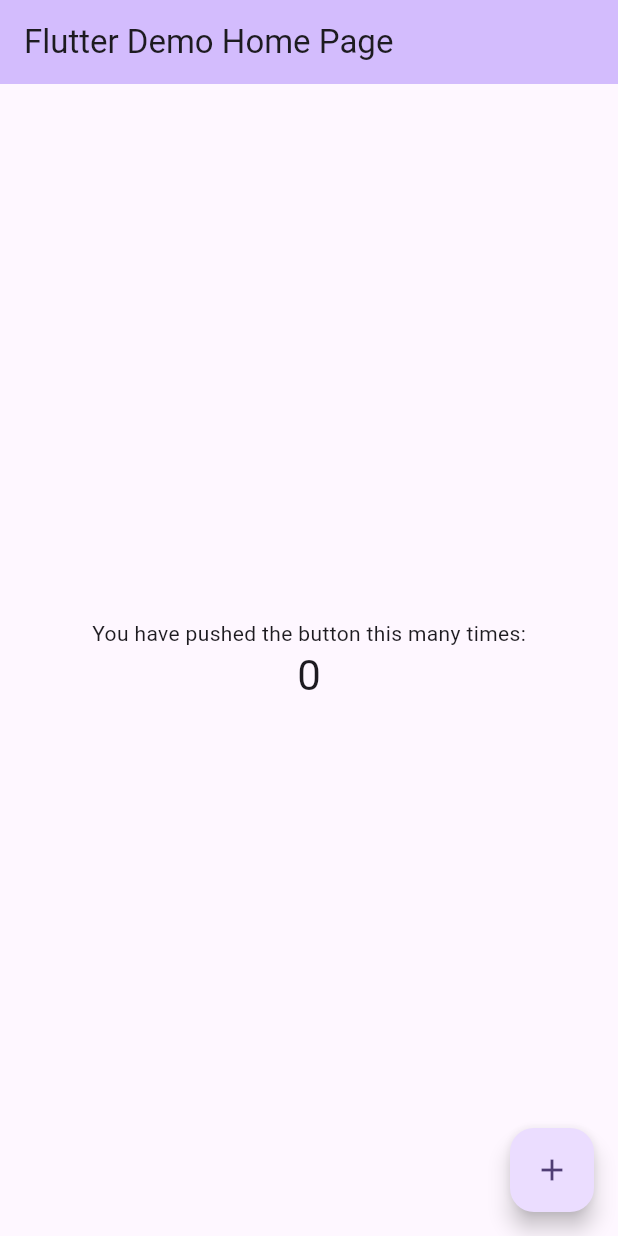
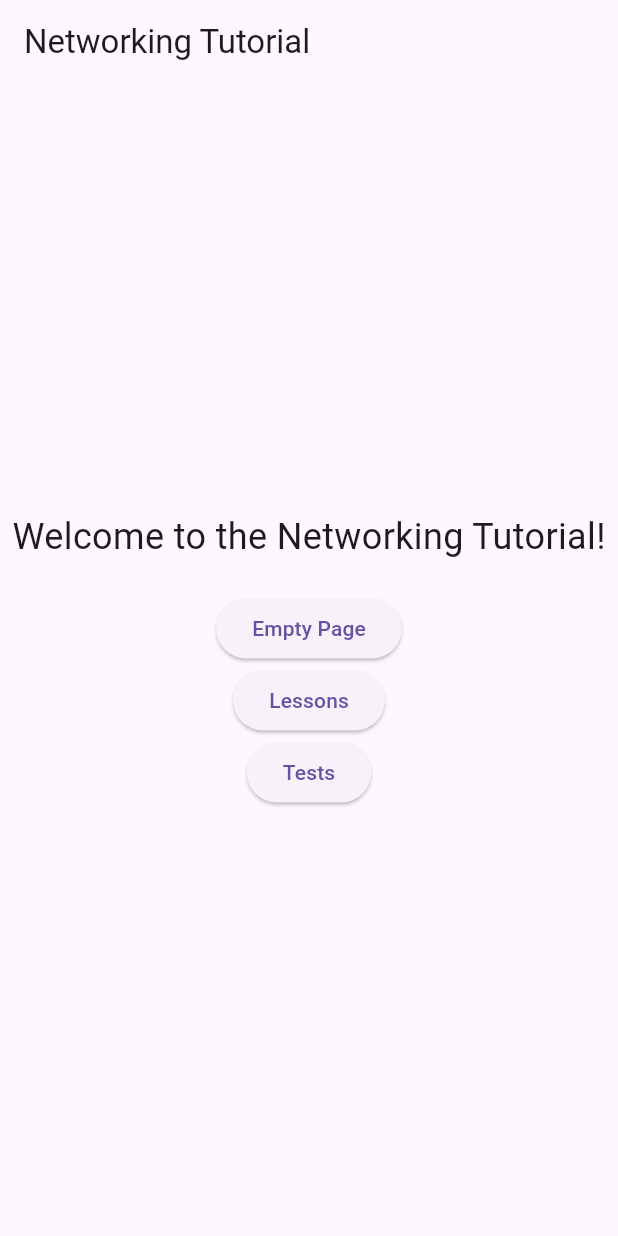
Before and after one commit to Kreatbox/learning_network, a Flutter app: the screen it shows after launch, on a phone screen of 412 x 824 dp. Run offline on Flutter 3.47's test engine with Material 3 defaults, Android fonts, the light colour scheme and no system bars.

Commit message:
"Refactored main.dart to remove demo code and add navigation to new pages; updated widget_test.dart to match changes"

```diff
--- /dev/null
+++ b/lib/layouts/empty_page.dart
@@ -0,0 +1,15 @@
+import 'package:flutter/material.dart';
+
+class EmptyPage extends StatelessWidget {
+  @override
+  Widget build(BuildContext context) {
+    return Scaffold(
+      appBar: AppBar(
+        title: Text('Empty Page'),
+      ),
+      body: Center(
+        child: Text('This is an empty page'),
+      ),
+    );
+  }
+}
--- /dev/null
+++ b/lib/layouts/lessons_page.dart
@@ -0,0 +1,15 @@
+import 'package:flutter/material.dart';
+
+class LessonsPage extends StatelessWidget {
+  @override
+  Widget build(BuildContext context) {
+    return Scaffold(
+      appBar: AppBar(
+        title: Text('Lessons'),
+      ),
+      body: Center(
+        child: Text('This is the lessons page'),
+      ),
+    );
+  }
+}
--- /dev/null
+++ b/lib/layouts/tests_page.dart
@@ -0,0 +1,15 @@
+import 'package:flutter/material.dart';
+
+class TestsPage extends StatelessWidget {
+  @override
+  Widget build(BuildContext context) {
+    return Scaffold(
+      appBar: AppBar(
+        title: Text('Tests'),
+      ),
+      body: Center(
+        child: Text('This is the tests page'),
+      ),
+    );
+  }
+}
--- a/lib/main.dart
+++ b/lib/main.dart
@@ -1,125 +1,71 @@
 import 'package:flutter/material.dart';
+import 'layouts/empty_page.dart';
+import 'layouts/lessons_page.dart';
+import 'layouts/tests_page.dart';
 
 void main() {
-  runApp(const MyApp());
+  runApp(MyApp());
 }
 
 class MyApp extends StatelessWidget {
-  const MyApp({super.key});
-
-  // This widget is the root of your application.
   @override
   Widget build(BuildContext context) {
     return MaterialApp(
-      title: 'Flutter Demo',
+      title: 'Networking Tutorial',
       theme: ThemeData(
-        // This is the theme of your application.
-        //
-        // TRY THIS: Try running your application with "flutter run". You'll see
-        // the application has a blue toolbar. Then, without quitting the app,
-        // try changing the seedColor in the colorScheme below to Colors.green
-        // and then invoke "hot reload" (save your changes or press the "hot
-        // reload" button in a Flutter-supported IDE, or press "r" if you used
-        // the command line to start the app).
-        //
-        // Notice that the counter didn't reset back to zero; the application
-        // state is not lost during the reload. To reset the state, use hot
-        // restart instead.
-        //
-        // This works for code too, not just values: Most code changes can be
-        // tested with just a hot reload.
-        colorScheme: ColorScheme.fromSeed(seedColor: Colors.deepPurple),
-        useMaterial3: true,
+        primarySwatch: Colors.blue,
       ),
-      home: const MyHomePage(title: 'Flutter Demo Home Page'),
+      home: HomePage(),
     );
   }
 }
 
-class MyHomePage extends StatefulWidget {
-  const MyHomePage({super.key, required this.title});
-
-  // This widget is the home page of your application. It is stateful, meaning
-  // that it has a State object (defined below) that contains fields that affect
-  // how it looks.
-
-  // This class is the configuration for the state. It holds the values (in this
-  // case the title) provided by the parent (in this case the App widget) and
-  // used by the build method of the State. Fields in a Widget subclass are
-  // always marked "final".
-
-  final String title;
-
-  @override
-  State<MyHomePage> createState() => _MyHomePageState();
-}
-
-class _MyHomePageState extends State<MyHomePage> {
-  int _counter = 0;
-
-  void _incrementCounter() {
-    setState(() {
-      // This call to setState tells the Flutter framework that something has
-      // changed in this State, which causes it to rerun the build method below
-      // so that the display can reflect the updated values. If we changed
-      // _counter without calling setState(), then the build method would not be
-      // called again, and so nothing would appear to happen.
-      _counter++;
-    });
-  }
-
+class HomePage extends StatelessWidget {
   @override
   Widget build(BuildContext context) {
-    // This method is rerun every time setState is called, for instance as done
-    // by the _incrementCounter method above.
-    //
-    // The Flutter framework has been optimized to make rerunning build methods
-    // fast, so that you can just rebuild anything that needs updating rather
-    // than having to individually change instances of widgets.
     return Scaffold(
       appBar: AppBar(
-        // TRY THIS: Try changing the color here to a specific color (to
-        // Colors.amber, perhaps?) and trigger a hot reload to see the AppBar
-        // change color while the other colors stay the same.
-        backgroundColor: Theme.of(context).colorScheme.inversePrimary,
-        // Here we take the value from the MyHomePage object that was created by
-        // the App.build method, and use it to set our appbar title.
-        title: Text(widget.title),
+        title: Text('Networking Tutorial'),
       ),
       body: Center(
-        // Center is a layout widget. It takes a single child and positions it
-        // in the middle of the parent.
         child: Column(
-          // Column is also a layout widget. It takes a list of children and
-          // arranges them vertically. By default, it sizes itself to fit its
-          // children horizontally, and tries to be as tall as its parent.
-          //
-          // Column has various properties to control how it sizes itself and
-          // how it positions its children. Here we use mainAxisAlignment to
-          // center the children vertically; the main axis here is the vertical
-          // axis because Columns are vertical (the cross axis would be
-          // horizontal).
-          //
-          // TRY THIS: Invoke "debug painting" (choose the "Toggle Debug Paint"
-          // action in the IDE, or press "p" in the console), to see the
-          // wireframe for each widget.
           mainAxisAlignment: MainAxisAlignment.center,
           children: <Widget>[
-            const Text(
-              'You have pushed the button this many times:',
+            Text(
+              'Welcome to the Networking Tutorial!',
+              style: TextStyle(fontSize: 24),
             ),
-            Text(
-              '$_counter',
-              style: Theme.of(context).textTheme.headlineMedium,
+            SizedBox(height: 20),
+            ElevatedButton(
+              onPressed: () {
+                Navigator.push(
+                  context,
+                  MaterialPageRoute(builder: (context) => EmptyPage()),
+                );
+              },
+              child: Text('Empty Page'),
+            ),
+            ElevatedButton(
+              onPressed: () {
+                Navigator.push(
+                  context,
+                  MaterialPageRoute(builder: (context) => LessonsPage()),
+                );
+              },
+              child: Text('Lessons'),
+            ),
+            ElevatedButton(
+              onPressed: () {
+                Navigator.push(
+                  context,
+                  MaterialPageRoute(builder: (context) => TestsPage()),
+                );
+              },
+              child: Text('Tests'),
             ),
           ],
         ),
       ),
-      floatingActionButton: FloatingActionButton(
-        onPressed: _incrementCounter,
-        tooltip: 'Increment',
-        child: const Icon(Icons.add),
-      ), // This trailing comma makes auto-formatting nicer for build methods.
     );
   }
 }
```
Also changed, not shown: 1 other file.
